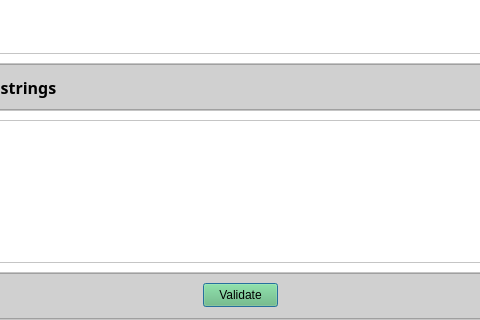
First picture: the form in views/main.ui, repository DanielArias-COL/RegexValidator, before the edit; both pictures show x 88 to 568 and y 377 to 697 of the 659 by 697 pixel window.
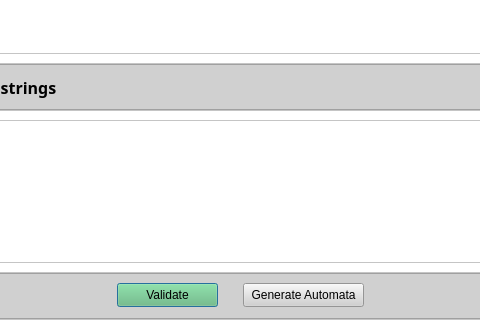
Second picture: the form after the edit. Icons and pictures are not drawn.

Commit message: fix: fix bugs and add agregate automate button

```diff
--- a/views/main.ui
+++ b/views/main.ui
@@ -294,9 +294,9 @@
         <widget class="QPushButton" name="pushButtonValidate">
          <property name="geometry">
           <rect>
-           <x>290</x>
+           <x>204</x>
            <y>10</y>
-           <width>75</width>
+           <width>101</width>
            <height>24</height>
           </rect>
          </property>
@@ -307,6 +307,19 @@
           <string>Validate</string>
          </property>
         </widget>
+        <widget class="QPushButton" name="pushButtonGenerateAutomata">
+         <property name="geometry">
+          <rect>
+           <x>330</x>
+           <y>10</y>
+           <width>121</width>
+           <height>24</height>
+          </rect>
+         </property>
+         <property name="text">
+          <string>Generate Automata</string>
+         </property>
+        </widget>
        </widget>
       </item>
      </layout>
```
The commit also changes 36 other files.
